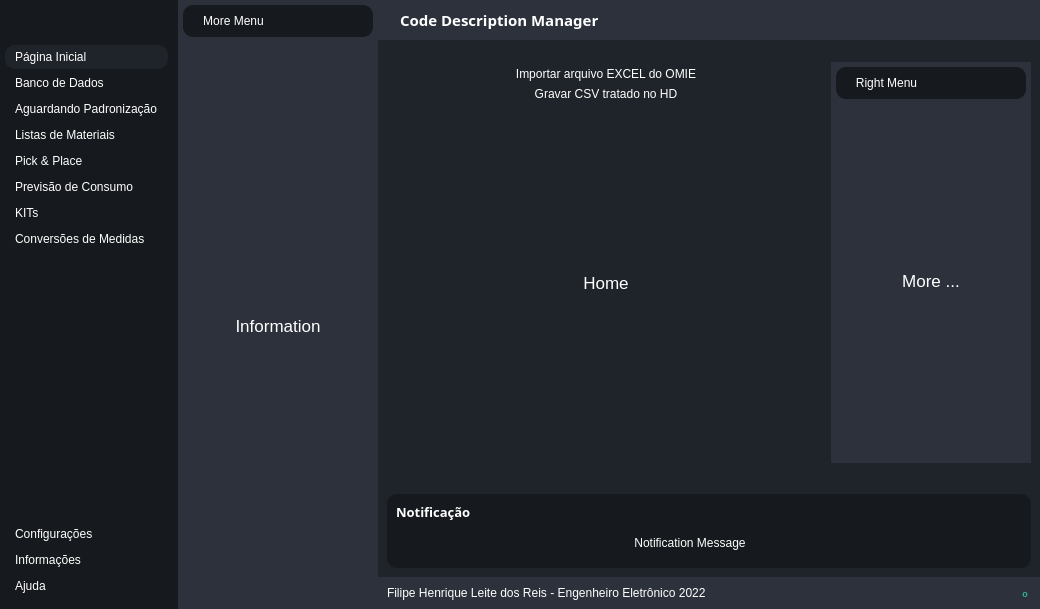
Before: the Qt Designer form interface_22_modern_tutorial.ui in filipehlreis/code-description-manager, drawn with Qt 5.
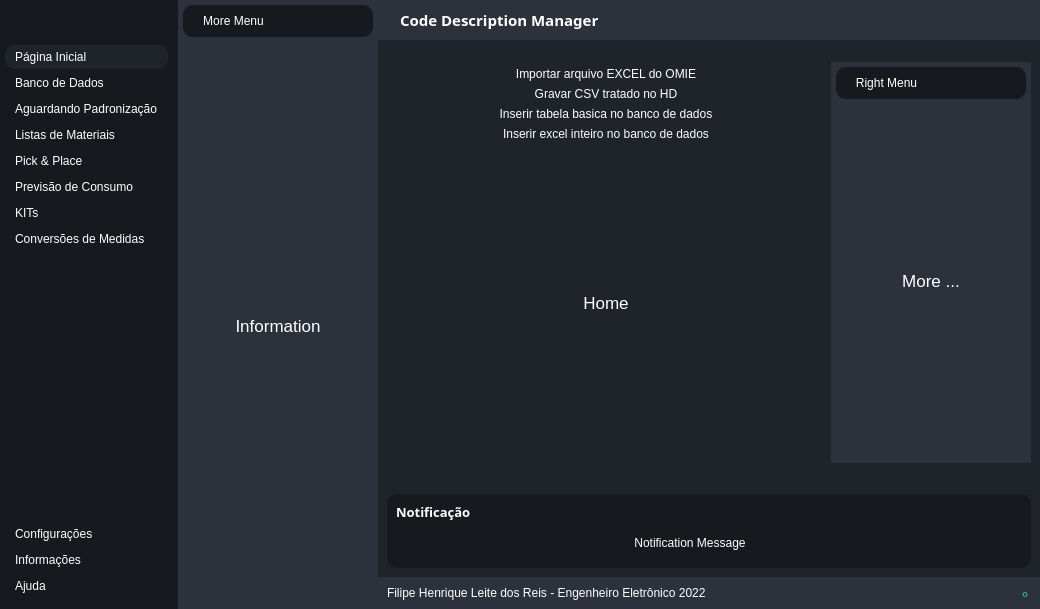
After: the same form once the commit is applied. The open tabs and pages were chosen to show the change. Icons and pictures are not drawn. Custom widgets are drawn as their Qt base class.

Commit message:
Botão de inserir o Excel importado para o banco de dados
Inserido um botão na qual insere na tabela do banco de dados toda a tabela importada do arquivo excel.

```diff
--- a/interface_22_modern_tutorial.ui
+++ b/interface_22_modern_tutorial.ui
@@ -1036,6 +1036,20 @@
                    </property>
                   </widget>
                  </item>
+                 <item>
+                  <widget class="QPushButton" name="createTable_databaseBtn">
+                   <property name="text">
+                    <string>Inserir tabela basica no banco de dados</string>
+                   </property>
+                  </widget>
+                 </item>
+                 <item>
+                  <widget class="QPushButton" name="createTableDatabaseFullBtn">
+                   <property name="text">
+                    <string>Inserir excel inteiro no banco de dados</string>
+                   </property>
+                  </widget>
+                 </item>
                  <item>
                   <widget class="QLabel" name="label_10">
                    <property name="font">
```
Left out of the diff: 4 changed lines with no effect on the pictures. The commit also changes 4 other files.
